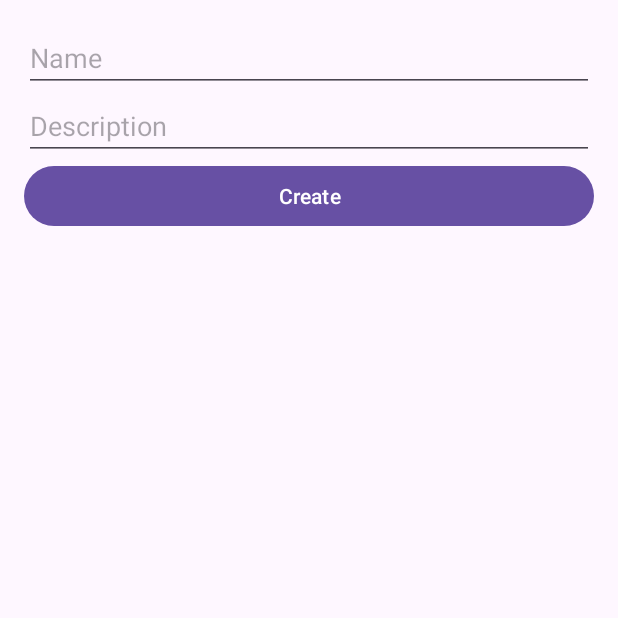
After one commit to Ationic-x/Android-MasterDetail-Wesnoth, an Android app: the NewUnitFragment screen opened through its navigation route, on a phone screen of 412 x 824 dp, the top half of it. The commit adds this screen. Run offline under Robolectric (Android 15) with nearby library versions, the phone set to English and light mode, and no system bars; our stand-ins replace Room's generated code.

Commit message:
Functional app, waiting improvement

```diff
--- /dev/null
+++ b/app/src/main/java/com/example/u3p2_masterdetail/NewUnitFragment.java
@@ -0,0 +1,46 @@
+package com.example.u3p2_masterdetail;
+
+import android.os.Bundle;
+import androidx.annotation.NonNull;
+import androidx.annotation.Nullable;
+import androidx.fragment.app.Fragment;
+import android.view.LayoutInflater;
+import android.view.View;
+import android.view.ViewGroup;
+import androidx.lifecycle.ViewModelProvider;
+import androidx.navigation.NavController;
+import androidx.navigation.Navigation;
+import com.example.u3p2_masterdetail.databinding.FragmentNewUnitBinding;
+
+
+public class NewUnitFragment extends Fragment {
+
+    private FragmentNewUnitBinding binding;
+    private NavController navController;
+    private UnitsViewModel unitsViewModel;
+
+
+    @Override
+    public View onCreateView(@NonNull LayoutInflater inflater, ViewGroup container, Bundle savedInstanceState) {
+        return (binding = FragmentNewUnitBinding.inflate(inflater, container, false)).getRoot();
+    }
+
+    @Override
+    public void onViewCreated(@NonNull View view, @Nullable Bundle savedInstanceState) {
+        super.onViewCreated(view, savedInstanceState);
+
+        unitsViewModel = new ViewModelProvider(requireActivity()).get(UnitsViewModel.class);
+        navController = Navigation.findNavController(view);
+
+        binding.btnCreate.setOnClickListener(new View.OnClickListener() {
+            @Override
+            public void onClick(View v) {
+                String name = binding.tvName.getText().toString();
+                String description = binding.etDescription.getText().toString();
+
+                unitsViewModel.insert(new Unit(name, description));
+                navController.popBackStack();
+            }
+        });
+    }
+}
--- /dev/null
+++ b/app/src/main/java/com/example/u3p2_masterdetail/RecyclerUnitsFragment.java
@@ -0,0 +1,116 @@
+package com.example.u3p2_masterdetail;
+
+import android.os.Bundle;
+import androidx.annotation.NonNull;
+import androidx.annotation.Nullable;
+import androidx.fragment.app.Fragment;
+import android.view.LayoutInflater;
+import android.view.View;
+import android.view.ViewGroup;
+import androidx.lifecycle.LiveData;
+import androidx.lifecycle.ViewModelProvider;
+import androidx.navigation.NavController;
+import androidx.navigation.Navigation;
+import androidx.recyclerview.widget.ItemTouchHelper;
+import androidx.recyclerview.widget.RecyclerView;
+import com.example.u3p2_masterdetail.databinding.FragmentRecyclerUnitsBinding;
+import com.example.u3p2_masterdetail.databinding.ViewholderUnitBinding;
+import org.jetbrains.annotations.NotNull;
+
+import java.util.List;
+
+
+public class RecyclerUnitsFragment extends Fragment {
+
+    private FragmentRecyclerUnitsBinding binding;
+    private NavController navController;
+    private UnitsViewModel unitsViewModel;
+    private UnitsAdapter unitsAdapter;
+
+    @Override
+    public View onCreateView(@NonNull LayoutInflater inflater, ViewGroup container, Bundle savedInstanceState) {
+        return (binding = FragmentRecyclerUnitsBinding.inflate(inflater, container, false)).getRoot();
+    }
+
+    @Override
+    public void onViewCreated(@NonNull View view, @Nullable Bundle savedInstanceState) {
+        super.onViewCreated(view, savedInstanceState);
+
+        unitsViewModel = new ViewModelProvider(requireActivity()).get(UnitsViewModel.class);
+        navController = Navigation.findNavController(view);
+
+        binding.fbtnGoNewUnit.setOnClickListener(new View.OnClickListener() {
+            @Override
+            public void onClick(View v) {
+                navController.navigate(R.id.action_global_newUnitFragment);
+            }
+        });
+
+        unitsAdapter = new UnitsAdapter();
+        binding.rvUnits.setAdapter(unitsAdapter);
+        getUnits().observe(getViewLifecycleOwner(), units -> unitsAdapter.establishList(units));
+
+        new ItemTouchHelper(new ItemTouchHelper.SimpleCallback(
+                ItemTouchHelper.UP | ItemTouchHelper.DOWN,
+                ItemTouchHelper.LEFT | ItemTouchHelper.RIGHT) {
+            @Override
+            public boolean onMove(@NonNull @NotNull RecyclerView recyclerView, @NonNull @NotNull RecyclerView.ViewHolder viewHolder, @NonNull @NotNull RecyclerView.ViewHolder target) {
+                return false;
+            }
+
+            @Override
+            public void onSwiped(@NonNull @NotNull RecyclerView.ViewHolder viewHolder, int direction) {
+                Unit unit = unitsAdapter.units.get(viewHolder.getAdapterPosition());
+                unitsViewModel.delete(unit);
+            }
+        }).attachToRecyclerView(binding.rvUnits);
+    }
+
+    protected LiveData<List<Unit>> getUnits(){
+        return unitsViewModel.get();
+    }
+
+    class UnitsAdapter extends RecyclerView.Adapter<UnitViewHolder> {
+
+        List<Unit> units;
+
+        @NonNull
+        @Override
+        public UnitViewHolder onCreateViewHolder(@NonNull ViewGroup parent, int viewType) {
+            return new UnitViewHolder(ViewholderUnitBinding.inflate(getLayoutInflater(), parent, false));
+        }
+
+        @Override
+        public void onBindViewHolder(@NonNull UnitViewHolder holder, int position) {
+            Unit unit = units.get(position);
+
+            holder.binding.tvName.setText(unit.name);
+
+            holder.itemView.setOnClickListener(v -> {
+                unitsViewModel.setSelected(unit);
+                navController.navigate(R.id.action_global_showUnitFragment);
+            });
+        }
+
+        @Override
+        public int getItemCount() {
+            return units != null ? units.size() : 0;
+        }
+
+        public void establishList(List<Unit> units) {
+            this.units = units;
+            notifyDataSetChanged();
+        }
+    }
+
+
+    class UnitViewHolder extends RecyclerView.ViewHolder {
+
+        private final ViewholderUnitBinding binding;
+
+        public UnitViewHolder(ViewholderUnitBinding binding) {
+            super(binding.getRoot());
+            this.binding = binding;
+        }
+    }
+}
--- /dev/null
+++ b/app/src/main/java/com/example/u3p2_masterdetail/UnitsDataBase.java
@@ -0,0 +1,45 @@
+package com.example.u3p2_masterdetail;
+
+import android.content.Context;
+import androidx.lifecycle.LiveData;
+import androidx.room.Database;
+import androidx.room.Insert;
+import androidx.room.Update;
+import androidx.room.Delete;
+import androidx.room.RoomDatabase;
+import androidx.room.Dao;
+import androidx.room.Query;
+import androidx.room.Room;
+
+import java.util.List;
+
+@Database(entities = { Unit.class }, version = 1, exportSchema = false)
+public abstract class UnitsDataBase extends RoomDatabase {
+    private static volatile UnitsDataBase INSTANCE;
+
+
+    @Dao
+    interface UnitsDao {
+        @Query("SELECT * FROM Unit")
+        LiveData<List<Unit>> get();
+
+        @Insert
+        void insert(Unit unit);
+        @Delete
+        void delete(Unit unit);
+    }
+    static UnitsDataBase getInstance(final Context context) {
+        if (INSTANCE == null) {
+            synchronized (UnitsDataBase.class) {
+                if (INSTANCE == null) {
+                    INSTANCE = Room.databaseBuilder(context, UnitsDataBase.class, "units.db")
+                            .fallbackToDestructiveMigration()
+                            .build();
+                }
+            }
+        }
+        return INSTANCE;
+    }
+
+    public abstract UnitsDao getUnitsDao();
+}
--- /dev/null
+++ b/app/src/main/java/com/example/u3p2_masterdetail/UnitsRepository.java
@@ -0,0 +1,40 @@
+package com.example.u3p2_masterdetail;
+
+import android.app.Application;
+import androidx.lifecycle.LiveData;
+import androidx.lifecycle.MutableLiveData;
+
+import java.util.List;
+import java.util.concurrent.Executor;
+import java.util.concurrent.Executors;
+
+public class UnitsRepository {
+    UnitsDataBase.UnitsDao unitsDao;
+    Executor executor;
+
+    interface Callback{
+        void cuandoFinalice(List<Unit> units);
+    }
+
+    UnitsRepository(Application application){
+        unitsDao = UnitsDataBase.getInstance(application).getUnitsDao();
+        executor = Executors.newSingleThreadExecutor();
+    }
+
+    LiveData<List<Unit>> get(){
+        return unitsDao.get();
+    }
+
+    void insert(Unit unit){
+        executor.execute(() -> {
+            unitsDao.insert(unit);
+        });
+    }
+
+    void delete(Unit unit){
+        executor.execute(() -> {
+            unitsDao.delete(unit);
+        });
+    }
+
+}
--- /dev/null
+++ b/app/src/main/java/com/example/u3p2_masterdetail/UnitsViewModel.java
@@ -0,0 +1,40 @@
+package com.example.u3p2_masterdetail;
+
+import android.app.Application;
+import androidx.annotation.NonNull;
+import androidx.lifecycle.AndroidViewModel;
+import androidx.lifecycle.LiveData;
+import androidx.lifecycle.MutableLiveData;
+
+import java.util.List;
+
+public class UnitsViewModel extends AndroidViewModel {
+    UnitsRepository unitsRepository;
+    MutableLiveData<Unit> unitSelected = new MutableLiveData<>();
+
+    public UnitsViewModel(@NonNull Application application){
+        super(application);
+
+        unitsRepository = new UnitsRepository(application);
+    }
+
+    LiveData<List<Unit>> get(){
+        return unitsRepository.get();
+    }
+
+    void insert(Unit unit){
+        unitsRepository.insert(unit);
+    }
+
+    void delete(Unit unit){
+        unitsRepository.delete(unit);
+    }
+
+    MutableLiveData<Unit> getSelected() {
+        return unitSelected;
+    }
+
+    void setSelected(Unit unit) {
+        unitSelected.setValue(unit);
+    }
+}
--- a/app/src/main/res/layout/activity_main.xml
+++ b/app/src/main/res/layout/activity_main.xml
@@ -1,18 +1,24 @@
 <?xml version="1.0" encoding="utf-8"?>
-<androidx.constraintlayout.widget.ConstraintLayout
+<androidx.coordinatorlayout.widget.CoordinatorLayout
         xmlns:android="http://schemas.android.com/apk/res/android"
+        xmlns:app="http://schemas.android.com/apk/res-auto"
         xmlns:tools="http://schemas.android.com/tools"
-        xmlns:app="http://schemas.android.com/apk/res-auto"
         android:layout_width="match_parent"
         android:layout_height="match_parent"
         tools:context=".MainActivity">
-    <TextView
-            android:layout_width="wrap_content"
-            android:layout_height="wrap_content"
-            android:text="Hello World!"
-            app:layout_constraintBottom_toBottomOf="parent"
-            app:layout_constraintStart_toStartOf="parent"
-            app:layout_constraintEnd_toEndOf="parent"
-            app:layout_constraintTop_toTopOf="parent"/>
 
-</androidx.constraintlayout.widget.ConstraintLayout>
+    <androidx.constraintlayout.widget.ConstraintLayout
+            android:layout_width="match_parent"
+            android:layout_height="match_parent">
+
+        <androidx.fragment.app.FragmentContainerView
+                android:id="@+id/fragment"
+                android:name="androidx.navigation.fragment.NavHostFragment"
+                android:layout_width="match_parent"
+                android:layout_height="match_parent"
+                app:defaultNavHost="true"
+                app:navGraph="@navigation/nav_graph"/>
+
+    </androidx.constraintlayout.widget.ConstraintLayout>
+
+</androidx.coordinatorlayout.widget.CoordinatorLayout>
--- /dev/null
+++ b/app/src/main/res/layout/fragment_new_unit.xml
@@ -0,0 +1,24 @@
+<?xml version="1.0" encoding="utf-8"?>
+<LinearLayout xmlns:android="http://schemas.android.com/apk/res/android"
+              xmlns:tools="http://schemas.android.com/tools"
+              android:layout_width="match_parent"
+              android:layout_height="match_parent"
+              android:orientation="vertical"
+              android:padding="16dp"
+              tools:context=".NewUnitFragment">
+    <EditText
+            android:id="@+id/tv_name"
+            android:layout_width="match_parent"
+            android:layout_height="wrap_content"
+            android:hint="@string/nw_unit_name"/>
+    <EditText
+            android:id="@+id/et_description"
+            android:layout_width="match_parent"
+            android:layout_height="wrap_content"
+            android:hint="@string/nw_unit_description"/>
+    <Button
+            android:id="@+id/btn_create"
+            android:layout_width="match_parent"
+            android:layout_height="wrap_content"
+            android:text="@string/nw_unit_create"/>
+</LinearLayout>
--- /dev/null
+++ b/app/src/main/res/navigation/nav_graph.xml
@@ -0,0 +1,15 @@
+<?xml version="1.0" encoding="utf-8"?>
+<navigation xmlns:android="http://schemas.android.com/apk/res/android"
+            xmlns:app="http://schemas.android.com/apk/res-auto"
+            xmlns:tools="http://schemas.android.com/tools" android:id="@+id/nav_graph"
+            app:startDestination="@id/recyclerUnitsFragment">
+
+    <fragment android:id="@+id/recyclerUnitsFragment" android:name="com.example.u3p2_masterdetail.RecyclerUnitsFragment"
+              android:label="fragment_recycler_units" tools:layout="@layout/fragment_recycler_units"/>
+    <fragment android:id="@+id/newUnitFragment" android:name="com.example.u3p2_masterdetail.NewUnitFragment"
+              android:label="fragment_new_unit" tools:layout="@layout/fragment_new_unit"/>
+    <fragment android:id="@+id/showUnitFragment" android:name="com.example.u3p2_masterdetail.ShowUnitFragment"
+              android:label="fragment_show_unit" tools:layout="@layout/fragment_show_unit"/>
+    <action android:id="@+id/action_global_newUnitFragment" app:destination="@id/newUnitFragment"/>
+    <action android:id="@+id/action_global_showUnitFragment" app:destination="@id/showUnitFragment"/>
+</navigation>
--- a/app/src/main/res/values/strings.xml
+++ b/app/src/main/res/values/strings.xml
@@ -1,3 +1,10 @@
 <resources>
     <string name="app_name">U3P2_MasterDetail</string>
+    <!-- TODO: Remove or change this placeholder text -->
+    <string name="hello_blank_fragment">Hello blank fragment</string>
+    <string name="button">button</string>
+    <string name="nw_unit_name">Name</string>
+    <string name="nw_unit_description">Description</string>
+    <string name="nw_unit_create">Create</string>
+    <string name="image_show_unit">Image representative of the unit</string>
 </resources>
```
Also changed, not shown: app/build.gradle (+10 -1 lines), app/src/main/java/com/example/u3p2_masterdetail/ShowUnitFragment.java (added, +35 -0 lines), app/src/main/java/com/example/u3p2_masterdetail/Unit.java (added, +16 -0 lines), app/src/main/res/layout/fragment_recycler_units.xml (added, +26 -0 lines), app/src/main/res/layout/fragment_show_unit.xml (added, +27 -0 lines), app/src/main/res/layout/viewholder_unit.xml (added, +18 -0 lines).
